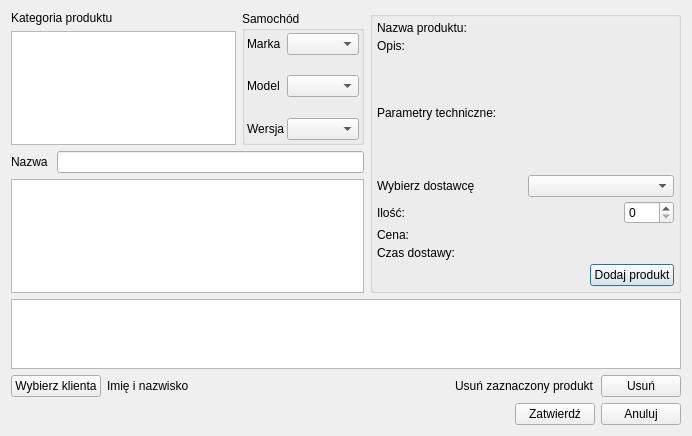
Old version of the form edycja_zamowienia.ui in the repository igrek51/psbd_moto_sklep.
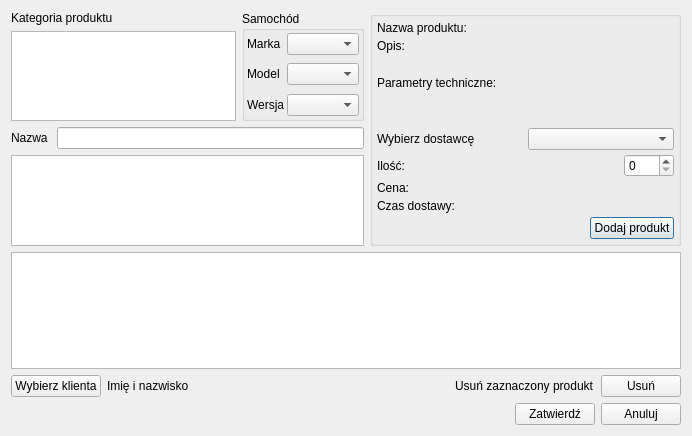
New version of the form.

Commit message: Usuwanie produktów z listy

Diff of the .ui file:
```diff
--- a/edycja_zamowienia.ui
+++ b/edycja_zamowienia.ui
@@ -369,6 +369,15 @@
    </item>
    <item>
     <widget class="QTableView" name="tv_produkty_zamowienie">
+     <property name="minimumSize">
+      <size>
+       <width>0</width>
+       <height>117</height>
+      </size>
+     </property>
+     <property name="selectionBehavior">
+      <enum>QAbstractItemView::SelectRows</enum>
+     </property>
      <attribute name="verticalHeaderCascadingSectionResizes">
       <bool>true</bool>
      </attribute>
```
Left out of the diff: 2 changed lines with no effect on the pictures. The commit also changes 2 other files.
